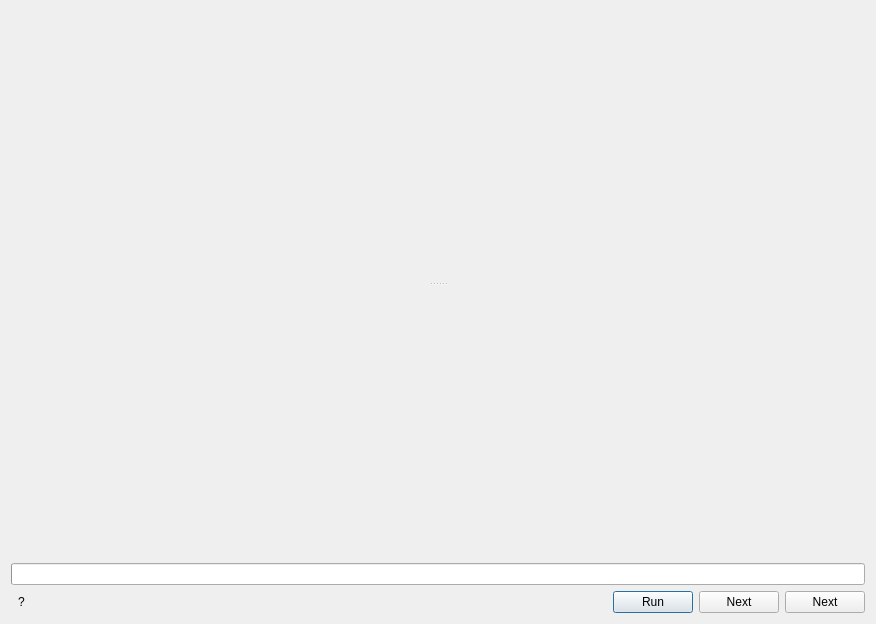
The window that resources/ui/tool_interface.ui (cmontesano/xappt_qt) describes before a commit, drawn with Qt 5.
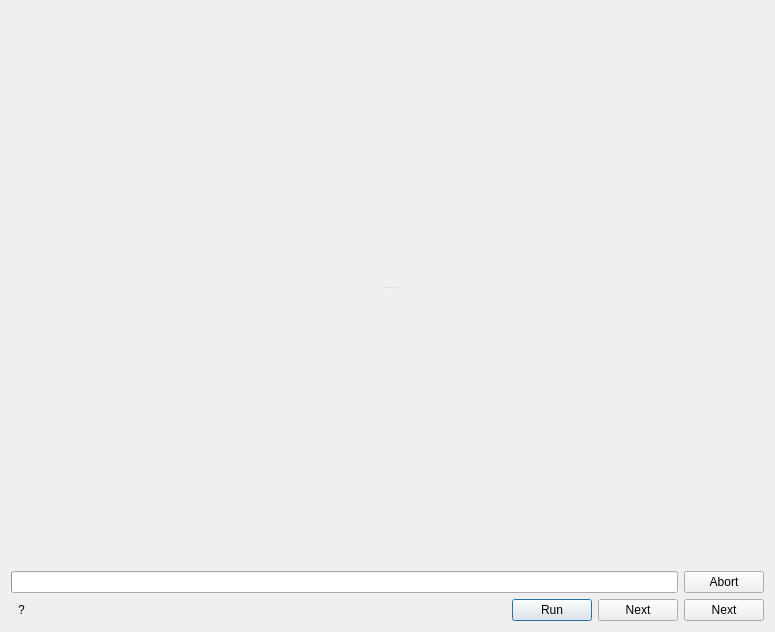
The same window after the commit.

Commit message:
support aborting run_subprocess
resolves #32

In addition to aborting running processes invoked by `interface.run_subprocess`, the tools are now notified that an abort has been requested.

The edit to the form file:
```diff
--- a/resources/ui/tool_interface.ui
+++ b/resources/ui/tool_interface.ui
@@ -6,8 +6,8 @@
    <rect>
     <x>0</x>
     <y>0</y>
-    <width>876</width>
-    <height>624</height>
+    <width>775</width>
+    <height>632</height>
    </rect>
   </property>
   <property name="windowTitle">
@@ -40,19 +40,6 @@
      </widget>
     </widget>
    </item>
-   <item row="1" column="0">
-    <widget class="QProgressBar" name="progressBar">
-     <property name="value">
-      <number>0</number>
-     </property>
-     <property name="alignment">
-      <set>Qt::AlignCenter</set>
-     </property>
-     <property name="format">
-      <string/>
-     </property>
-    </widget>
-   </item>
    <item row="2" column="0">
     <layout class="QHBoxLayout" name="horizontalLayout">
      <item>
@@ -107,6 +94,33 @@
      </item>
     </layout>
    </item>
+   <item row="1" column="0">
+    <layout class="QHBoxLayout" name="horizontalLayout_2">
+     <item>
+      <widget class="QProgressBar" name="progressBar">
+       <property name="value">
+        <number>0</number>
+       </property>
+       <property name="alignment">
+        <set>Qt::AlignCenter</set>
+       </property>
+       <property name="format">
+        <string/>
+       </property>
+      </widget>
+     </item>
+     <item>
+      <widget class="QPushButton" name="btnAbort">
+       <property name="text">
+        <string>Abort</string>
+       </property>
+       <property name="autoDefault">
+        <bool>false</bool>
+       </property>
+      </widget>
+     </item>
+    </layout>
+   </item>
   </layout>
  </widget>
  <resources/>
```
Left out of the diff: 7 changed lines with no effect on the pictures. The commit also changes 2 other files.
